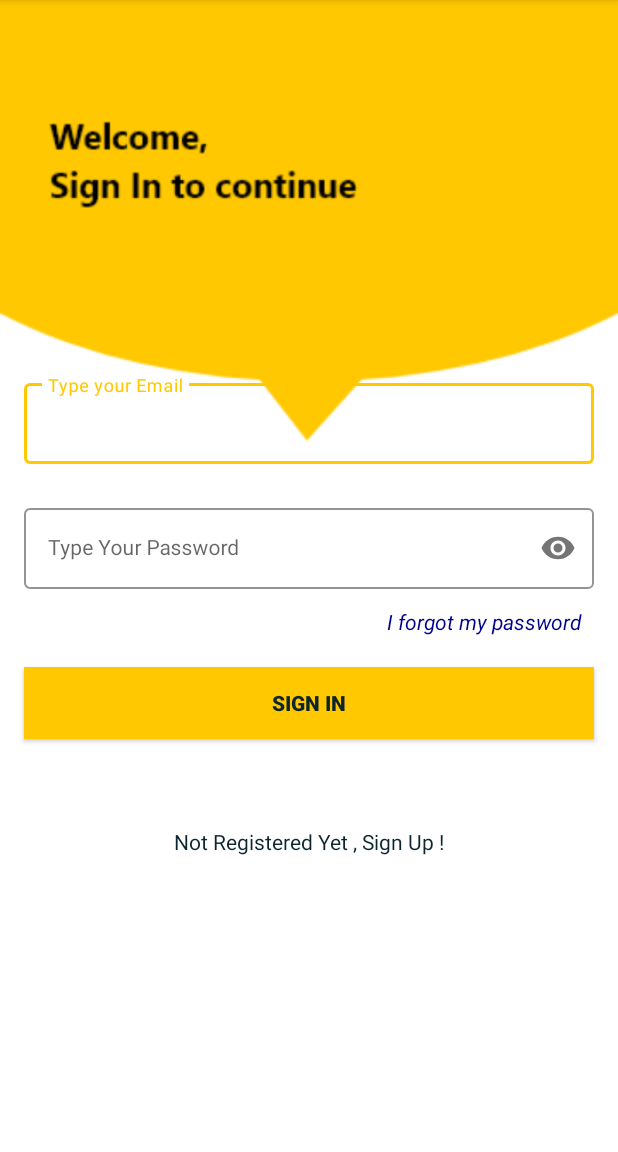
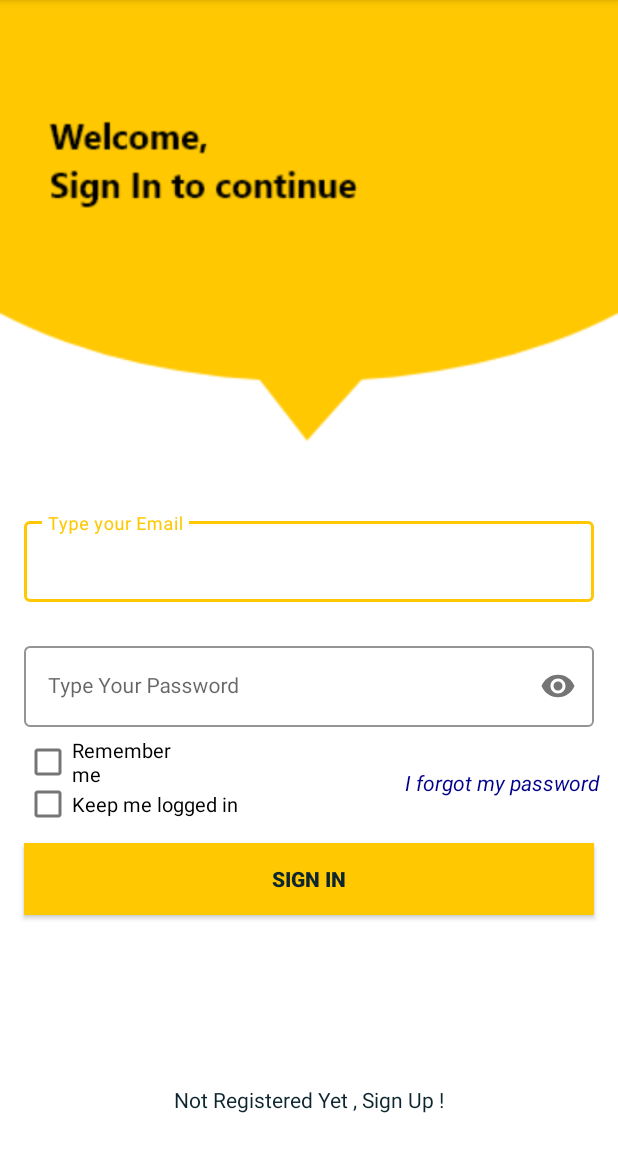
Before and after one commit to yusufekrembm/TakeANote, an Android app: the screen it shows after launch (SignInActivity), on a phone screen of 412 x 824 dp, the part 84-1236 px from its top. Run offline under Robolectric (Android 15) with nearby library versions, the phone set to English and light mode, and no system bars; our stand-ins replace Firebase (no records; nobody signed in at launch, a user with empty details on screens opened directly).

Commit message:
Remember Me and Keep logged in processes are added

```diff
--- a/app/src/main/java/com/yusufekrem/takeanote/view/SignInActivity.kt
+++ b/app/src/main/java/com/yusufekrem/takeanote/view/SignInActivity.kt
@@ -1,21 +1,34 @@
 package com.yusufekrem.takeanote.view
 
 import android.content.Intent
+import android.content.SharedPreferences
 import android.os.Bundle
-import android.widget.TextView
+import android.widget.CheckBox
 import android.widget.Toast
 import androidx.appcompat.app.AppCompatActivity
+import com.google.android.material.textfield.TextInputEditText
 import com.google.firebase.auth.FirebaseAuth
-import com.google.firebase.auth.FirebaseAuthException
 import com.yusufekrem.takeanote.R
 import com.yusufekrem.takeanote.databinding.ActivitySignInBinding
-import org.w3c.dom.Text
 
 
 class SignInActivity : AppCompatActivity()  {
 
     private lateinit var binding: ActivitySignInBinding
     private lateinit var firebaseAuth: FirebaseAuth
+    private lateinit var username : String
+    private lateinit var password : String
+    private lateinit var editTextUserName : TextInputEditText
+    private lateinit var editTextPassword : TextInputEditText
+    private lateinit var saveLoginCheckBox: CheckBox
+    private  lateinit var loginPreferences: SharedPreferences
+    private lateinit var  loginPrefsEditor: SharedPreferences.Editor
+    private lateinit var keepMeInside : CheckBox
+    private lateinit var settings : SharedPreferences
+    private lateinit var editor : SharedPreferences.Editor
+
+
+
 
     override fun onCreate(savedInstanceState: Bundle?) {
         super.onCreate(savedInstanceState)
@@ -24,18 +37,64 @@ class SignInActivity : AppCompatActivity()  {
 
         firebaseAuth = FirebaseAuth.getInstance()
 
+        //Declaring some Items
+        editTextUserName = findViewById(R.id.emailEt)
+        editTextPassword =  findViewById(R.id.passET)
+        saveLoginCheckBox = findViewById(R.id.rememberMe)
+        loginPreferences = getSharedPreferences("loginPrefs", MODE_PRIVATE);
+        loginPrefsEditor = loginPreferences.edit();
+        keepMeInside = findViewById(R.id.keepMeLogged)
+        settings = getSharedPreferences("PREFS_NAME", MODE_PRIVATE);
+        editor = settings.edit()
+
+
+        keepMeInside.setOnCheckedChangeListener { _, isChecked ->
+            val settings = getSharedPreferences("PREFS_NAME", MODE_PRIVATE)
+            val editor = settings.edit()
+            editor.putBoolean("isChecked", isChecked)
+            editor.commit()
+        }
+
+
+        // Functions
+        checkKeepMeInside()
+        forgotPass()
+        signOutButton()
+        signInButton()
+        checkSaveLogin()
+    }
+
+
+
+
+
+    private fun forgotPass(){
         binding.textView3.setOnClickListener {
             val intent = Intent(this,ForgotPassActivity::class.java)
             startActivity(intent)
         }
-
+    }
+    private fun signOutButton(){
         binding.textView.setOnClickListener {
             val intent = Intent(this, SignUpActivity::class.java)
             startActivity(intent)
         }
+    }
+    private fun signInButton(){
+        binding.signInButton.setOnClickListener {
+            username = editTextUserName.text.toString()
+            password = editTextPassword.text.toString()
 
+            if (saveLoginCheckBox.isChecked) {
+                loginPrefsEditor.putBoolean("saveLogin", true);
+                loginPrefsEditor.putString("username", username);
+                loginPrefsEditor.putString("password", password);
+                loginPrefsEditor.commit();
+            } else {
+                loginPrefsEditor.clear();
+                loginPrefsEditor.commit();
+            }
 
-        binding.signInButton.setOnClickListener {
             val email = binding.emailEt.text.toString()
             val pass = binding.passET.text.toString()
 
@@ -43,8 +102,7 @@ class SignInActivity : AppCompatActivity()  {
 
                 firebaseAuth.signInWithEmailAndPassword(email, pass).addOnCompleteListener {
                     if (it.isSuccessful) {
-                        val intent = Intent(this, MainActivity::class.java)
-                        startActivity(intent)
+                     goToMainActivity()
                     } else {
                         Toast.makeText(this, it.exception.toString(), Toast.LENGTH_SHORT).show()
 
@@ -57,4 +115,31 @@ class SignInActivity : AppCompatActivity()  {
 
         }
     }
+
+    private fun checkSaveLogin(){
+        var saveLogin:Boolean = loginPreferences.getBoolean("saveLogin", false);
+        if (saveLogin) {
+            editTextUserName.setText(loginPreferences.getString("username", ""));
+            editTextPassword.setText(loginPreferences.getString("password", ""));
+            saveLoginCheckBox.isChecked = true;
+        }
+    }
+
+    private fun goToMainActivity(){
+        var intent = Intent(this, MainActivity::class.java)
+       startActivity(intent)
+    }
+
+    private fun checkKeepMeInside(){
+        var isChecked = false
+        val settings1 = getSharedPreferences("PREFS_NAME", 0)
+        isChecked = settings1.getBoolean("isChecked", false)
+
+        if (isChecked) {
+            val i = Intent(this, MainActivity::class.java)
+            startActivity(i)
+        } else {
+
+        }
+    }
 }
--- a/app/src/main/res/layout/activity_sign_in.xml
+++ b/app/src/main/res/layout/activity_sign_in.xml
@@ -15,10 +15,12 @@
         android:layout_height="wrap_content"
         android:layout_marginHorizontal="16dp"
         android:layout_marginStart="16dp"
-        android:layout_marginTop="250dp"
+        android:layout_marginTop="260dp"
         android:layout_marginEnd="16dp"
+        android:layout_marginBottom="259dp"
         app:boxStrokeColor="@color/yellow"
         app:hintTextColor="@color/yellow"
+        app:layout_constraintBottom_toBottomOf="@+id/textView"
         app:layout_constraintEnd_toEndOf="parent"
         app:layout_constraintStart_toStartOf="parent"
         app:layout_constraintTop_toTopOf="parent">
@@ -63,7 +65,7 @@
         android:layout_height="wrap_content"
         android:layout_marginHorizontal="16dp"
         android:layout_marginStart="16dp"
-        android:layout_marginTop="52dp"
+        android:layout_marginTop="2dp"
         android:layout_marginEnd="16dp"
         android:background="@color/yellow"
         android:text="Sign In"
@@ -71,33 +73,53 @@
         android:textStyle="bold"
         app:layout_constraintEnd_toEndOf="parent"
         app:layout_constraintStart_toStartOf="parent"
-        app:layout_constraintTop_toBottomOf="@+id/passwordLayout" />
+        app:layout_constraintTop_toBottomOf="@+id/keepMeLogged" />
 
     <TextView
         android:id="@+id/textView3"
         android:layout_width="wrap_content"
         android:layout_height="wrap_content"
-        android:layout_marginTop="12dp"
-        android:layout_marginEnd="24dp"
+        android:layout_marginTop="27dp"
+        android:layout_marginEnd="12dp"
         android:clickable="true"
         android:text="I forgot my password"
         android:textColor="@color/colordarkblue"
         android:textStyle="italic"
-        app:layout_constraintBottom_toTopOf="@+id/signInButton"
         app:layout_constraintEnd_toEndOf="parent"
-        app:layout_constraintTop_toBottomOf="@+id/passwordLayout"
-        app:layout_constraintVertical_bias="0.0"></TextView>
+        app:layout_constraintTop_toBottomOf="@+id/passwordLayout"></TextView>
 
     <TextView
         android:id="@+id/textView"
         android:layout_width="wrap_content"
         android:layout_height="wrap_content"
+        android:layout_marginBottom="25dp"
         android:text="Not Registered Yet , Sign Up !"
         android:textColor="@color/black"
         app:layout_constraintBottom_toBottomOf="parent"
         app:layout_constraintEnd_toEndOf="parent"
+        app:layout_constraintStart_toStartOf="parent" />
+
+    <CheckBox
+        android:id="@+id/rememberMe"
+        android:layout_width="0dp"
+        android:layout_height="0dp"
+        android:layout_marginStart="16dp"
+        android:layout_marginEnd="24dp"
+        android:text="Remember me"
+        android:textSize="13sp"
+        app:layout_constraintBottom_toBottomOf="@+id/textView3"
+        app:layout_constraintEnd_toEndOf="@+id/keepMeLogged"
         app:layout_constraintStart_toStartOf="parent"
-        app:layout_constraintTop_toBottomOf="@+id/signInButton"
-        app:layout_constraintVertical_bias="0.228" />
+        app:layout_constraintTop_toBottomOf="@+id/passwordLayout" />
+
+    <CheckBox
+        android:id="@+id/keepMeLogged"
+        android:layout_width="wrap_content"
+        android:layout_height="wrap_content"
+        android:layout_marginTop="27dp"
+        android:text="Keep me logged in"
+        android:textSize="13sp"
+        app:layout_constraintStart_toStartOf="@+id/signInButton"
+        app:layout_constraintTop_toTopOf="@+id/rememberMe" />
 
 </androidx.constraintlayout.widget.ConstraintLayout>
```
Also changed, not shown: app/src/main/java/com/yusufekrem/takeanote/view/MainActivity.kt (+30 -20 lines), app/src/main/java/com/yusufekrem/takeanote/view/NotePageActivity.kt (deleted, +0 -18 lines), app/src/main/res/layout/activity_note_page.xml (deleted, +0 -60 lines).
